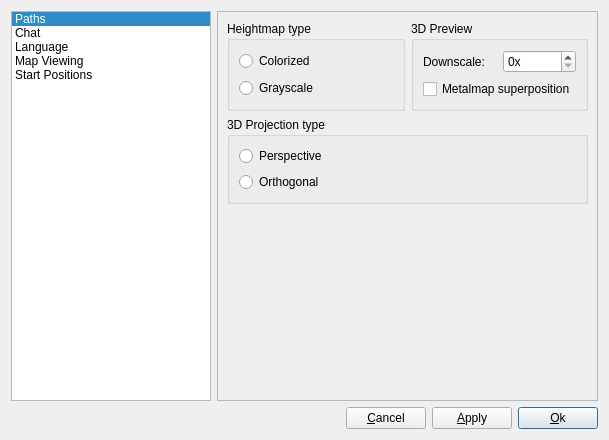
Old version of the form ui/PreferenceWidget.ui in the repository tizbac/qtlobby.
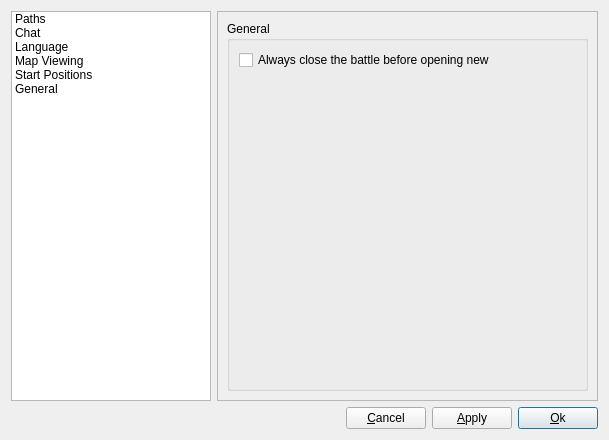
New version of the form. Icons and pictures are not drawn.

Commit message: Partially Fixed Issue 101 Joining other battles is handled. TODO: Hosting

```diff
--- a/ui/PreferenceWidget.ui
+++ b/ui/PreferenceWidget.ui
@@ -23,7 +23,7 @@
       </size>
      </property>
      <property name="currentRow">
-      <number>0</number>
+      <number>-1</number>
      </property>
      <item>
       <property name="text">
@@ -50,6 +50,11 @@
        <string>Start Positions</string>
       </property>
      </item>
+     <item>
+      <property name="text">
+       <string>General</string>
+      </property>
+     </item>
     </widget>
    </item>
    <item row="0" column="1">
@@ -61,7 +66,7 @@
       <enum>QFrame::Raised</enum>
      </property>
      <property name="currentIndex">
-      <number>3</number>
+      <number>5</number>
      </property>
      <widget class="QWidget" name="pathWidget"/>
      <widget class="QWidget" name="chatWidget">
@@ -457,6 +462,26 @@
        </item>
       </layout>
      </widget>
+     <widget class="QWidget" name="generalWidget">
+      <layout class="QGridLayout" name="gridLayout_4">
+       <item row="0" column="0">
+        <widget class="QGroupBox" name="groupBox_9">
+         <property name="title">
+          <string>General</string>
+         </property>
+         <layout class="QFormLayout" name="formLayout_2">
+          <item row="0" column="0">
+           <widget class="QCheckBox" name="battleAutoCloseFirstCheckBox">
+            <property name="text">
+             <string>Always close the battle before opening new</string>
+            </property>
+           </widget>
+          </item>
+         </layout>
+        </widget>
+       </item>
+      </layout>
+     </widget>
     </widget>
    </item>
    <item row="1" column="0" colspan="2">
```
Left out of the diff: 4 changed lines with no effect on the pictures. The commit also changes 14 other files.
